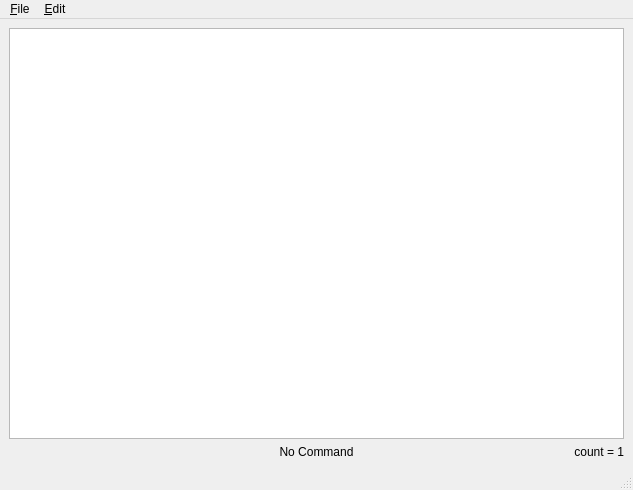
Old version of the form mainwindow.ui in the repository KeroWagdy100/Vimmy.
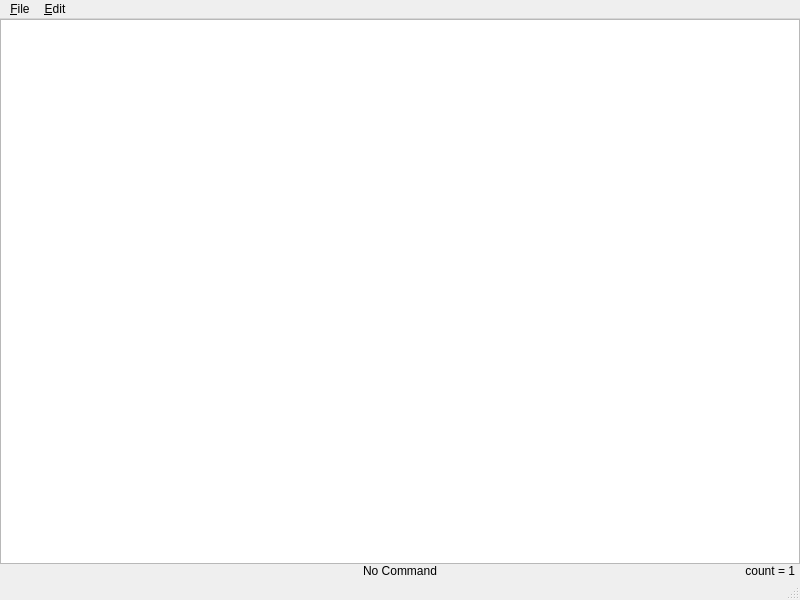
New version of the form. Icons and pictures are not drawn. Custom widgets are drawn as their Qt base class.

What changed in the file:
```diff
--- a/mainwindow.ui
+++ b/mainwindow.ui
@@ -6,17 +6,48 @@
    <rect>
     <x>0</x>
     <y>0</y>
-    <width>633</width>
-    <height>490</height>
+    <width>800</width>
+    <height>600</height>
    </rect>
   </property>
   <property name="windowTitle">
    <string>MainWindow</string>
   </property>
+  <property name="windowIcon">
+   <iconset>
+    <normaloff>resources/vimmy-logo.png</normaloff>resources/vimmy-logo.png</iconset>
+  </property>
+  <property name="iconSize">
+   <size>
+    <width>64</width>
+    <height>64</height>
+   </size>
+  </property>
   <widget class="QWidget" name="centralwidget">
    <layout class="QVBoxLayout" name="verticalLayout">
+    <property name="spacing">
+     <number>0</number>
+    </property>
+    <property name="leftMargin">
+     <number>0</number>
+    </property>
+    <property name="topMargin">
+     <number>0</number>
+    </property>
+    <property name="rightMargin">
+     <number>0</number>
+    </property>
+    <property name="bottomMargin">
+     <number>0</number>
+    </property>
     <item>
      <widget class="VimTextEdit" name="editor">
+      <property name="sizePolicy">
+       <sizepolicy hsizetype="Expanding" vsizetype="Expanding">
+        <horstretch>0</horstretch>
+        <verstretch>0</verstretch>
+       </sizepolicy>
+      </property>
       <property name="font">
        <font>
         <family>Cascadia Code</family>
@@ -30,6 +61,12 @@
     </item>
     <item>
      <layout class="QHBoxLayout" name="horizontalLayout">
+      <property name="leftMargin">
+       <number>5</number>
+      </property>
+      <property name="rightMargin">
+       <number>5</number>
+      </property>
       <item>
        <widget class="QLabel" name="mode">
         <property name="text">
@@ -66,7 +103,7 @@
     <rect>
      <x>0</x>
      <y>0</y>
-     <width>633</width>
+     <width>800</width>
      <height>21</height>
     </rect>
    </property>
```
Left out of the diff: 37 changed lines with no effect on the pictures.
